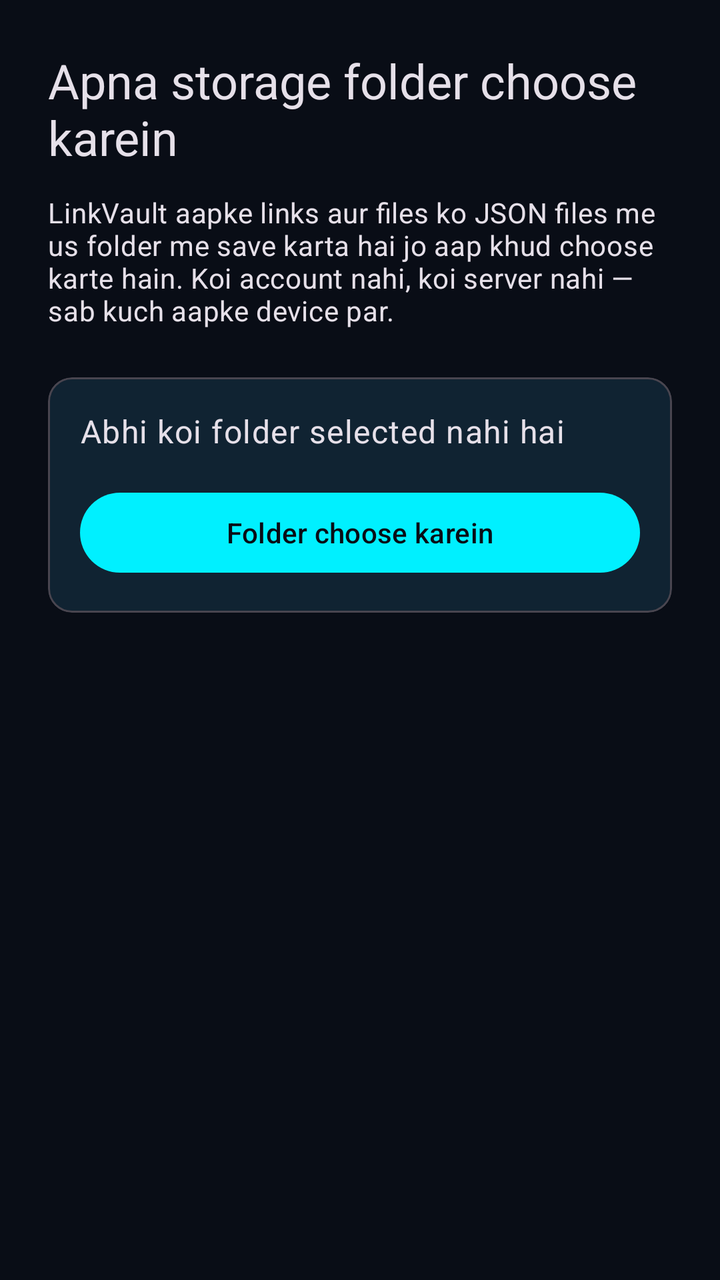
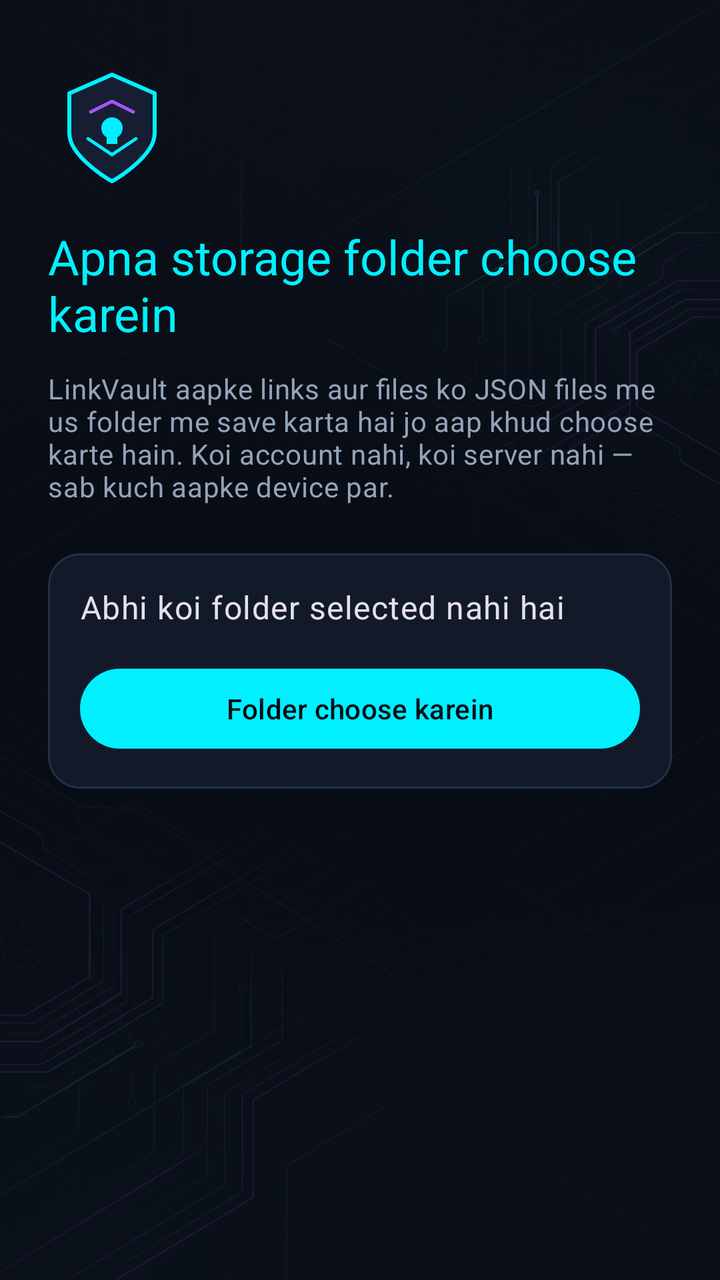

Two renders of the same Android screen: before a commit and after it. Below are the layout's source before the change and the commit's diff.
<!-- AndroidManifest.xml: application theme Theme.LinkVault -->
<!-- res/layout/fragment_onboarding.xml -->
<?xml version="1.0" encoding="utf-8"?>
<ScrollView xmlns:android="http://schemas.android.com/apk/res/android"
    xmlns:app="http://schemas.android.com/apk/res-auto"
    android:layout_width="match_parent"
    android:layout_height="match_parent"
    android:background="@color/cyber_bg"
    android:fillViewport="true">

    <LinearLayout
        android:layout_width="match_parent"
        android:layout_height="wrap_content"
        android:orientation="vertical"
        android:padding="24dp">

        <TextView
            android:layout_width="match_parent"
            android:layout_height="wrap_content"
            android:text="@string/onboarding_title"
            android:textAppearance="?attr/textAppearanceHeadlineSmall" />

        <TextView
            android:layout_width="match_parent"
            android:layout_height="wrap_content"
            android:layout_marginTop="12dp"
            android:text="@string/onboarding_body"
            android:textAppearance="?attr/textAppearanceBodyMedium" />

        <com.google.android.material.card.MaterialCardView
            android:layout_width="match_parent"
            android:layout_height="wrap_content"
            android:layout_marginTop="24dp"
            app:cardElevation="1dp"
            app:cardCornerRadius="12dp">

            <LinearLayout
                android:layout_width="match_parent"
                android:layout_height="wrap_content"
                android:orientation="vertical"
                android:padding="16dp">

                <TextView
                    android:id="@+id/statusText"
                    android:layout_width="match_parent"
                    android:layout_height="wrap_content"
                    android:text="@string/onboarding_status_none"
                    android:textAppearance="?attr/textAppearanceBodyLarge" />

                <com.google.android.material.button.MaterialButton
                    android:id="@+id/pickButton"
                    android:layout_width="match_parent"
                    android:layout_height="wrap_content"
                    android:layout_marginTop="16dp"
                    android:text="@string/onboarding_pick" />

            </LinearLayout>
        </com.google.android.material.card.MaterialCardView>

    </LinearLayout>
</ScrollView>
<!-- resources referenced by this layout -->
<resources>
  <color name="cyber_bg">#090D16</color>
  <string name="onboarding_body">LinkVault aapke links aur files ko JSON files me us folder me save karta hai jo aap khud choose karte hain. Koi account nahi, koi server nahi — sab kuch aapke device par.</string>
  <string name="onboarding_pick">Folder choose karein</string>
  <string name="onboarding_status_none">Abhi koi folder selected nahi hai</string>
  <string name="onboarding_title">Apna storage folder choose karein</string>
  <style name="Theme.LinkVault" parent="Theme.Material3.Dark.NoActionBar">
          <item name="colorPrimary">@color/cyber_cyan</item>
          <item name="colorOnPrimary">@color/cyber_bg</item>
          <item name="colorPrimaryContainer">@color/cyber_surface_elevated</item>
          <item name="colorOnPrimaryContainer">@color/cyber_text_primary</item>
          <item name="colorSecondary">@color/cyber_purple</item>
          <item name="colorOnSecondary">@color/cyber_bg</item>
          <item name="colorSurface">@color/cyber_surface</item>
          <item name="colorOnSurface">@color/cyber_text_primary</item>
          <item name="android:windowBackground">@color/cyber_bg</item>
          <item name="android:statusBarColor">@color/cyber_bg</item>
          <item name="android:navigationBarColor">@color/cyber_bg</item>
          <item name="android:windowLightStatusBar">false</item>
      </style>
  <color name="cyber_cyan">#00F0FF</color>
  <color name="cyber_surface_elevated">#172033</color>
  <color name="cyber_text_primary">#F8FAFC</color>
  <color name="cyber_purple">#A855F7</color>
  <color name="cyber_surface">#111827</color>
</resources>

<!-- the commit's change to res/layout/fragment_onboarding.xml (unified diff, before → after) -->
@@ -1,10 +1,24 @@
 <?xml version="1.0" encoding="utf-8"?>
-<ScrollView xmlns:android="http://schemas.android.com/apk/res/android"
+<FrameLayout xmlns:android="http://schemas.android.com/apk/res/android"
     xmlns:app="http://schemas.android.com/apk/res-auto"
     android:layout_width="match_parent"
     android:layout_height="match_parent"
-    android:background="@color/cyber_bg"
-    android:fillViewport="true">
+    android:background="@color/cyber_bg">
+
+    
+    <ImageView
+        android:layout_width="match_parent"
+        android:layout_height="match_parent"
+        android:src="@drawable/bg_cyber_vault"
+        android:scaleType="centerCrop"
+        android:alpha="0.22"
+        android:contentDescription="@null" />
+
+    <ScrollView
+        android:layout_width="match_parent"
+        android:layout_height="match_parent"
+        android:background="@android:color/transparent"
+        android:fillViewport="true">
 
     <LinearLayout
         android:layout_width="match_parent"
@@ -12,25 +26,38 @@
         android:orientation="vertical"
         android:padding="24dp">
 
+        <ImageView
+            android:layout_width="64dp"
+            android:layout_height="64dp"
+            android:layout_marginTop="8dp"
+            android:contentDescription="@null"
+            android:src="@drawable/ic_vault_logo" />
+
         <TextView
             android:layout_width="match_parent"
             android:layout_height="wrap_content"
+            android:layout_marginTop="16dp"
             android:text="@string/onboarding_title"
-            android:textAppearance="?attr/textAppearanceHeadlineSmall" />
+            android:textAppearance="?attr/textAppearanceHeadlineSmall"
+            android:textColor="@color/cyber_cyan" />
 
         <TextView
             android:layout_width="match_parent"
             android:layout_height="wrap_content"
             android:layout_marginTop="12dp"
             android:text="@string/onboarding_body"
-            android:textAppearance="?attr/textAppearanceBodyMedium" />
+            android:textAppearance="?attr/textAppearanceBodyMedium"
+            android:textColor="@color/cyber_text_secondary" />
 
         <com.google.android.material.card.MaterialCardView
             android:layout_width="match_parent"
             android:layout_height="wrap_content"
             android:layout_marginTop="24dp"
+            app:cardBackgroundColor="@color/cyber_surface_card"
             app:cardElevation="1dp"
-            app:cardCornerRadius="12dp">
+            app:cardCornerRadius="16dp"
+            app:strokeColor="@color/cyber_border"
+            app:strokeWidth="1dp">
 
             <LinearLayout
                 android:layout_width="match_parent"
@@ -56,4 +83,5 @@
         </com.google.android.material.card.MaterialCardView>
 
     </LinearLayout>
-</ScrollView>
+    </ScrollView>
+</FrameLayout>
<!-- resource entries referenced after the edit -->
@@ -1,6 +1,7 @@
 <!-- resources referenced by this layout -->
 <resources>
   <color name="cyber_bg">#090D16</color>
+  <color name="cyber_border">#23314D</color>
   <string name="onboarding_body">LinkVault aapke links aur files ko JSON files me us folder me save karta hai jo aap khud choose karte hain. Koi account nahi, koi server nahi — sab kuch aapke device par.</string>
   <string name="onboarding_pick">Folder choose karein</string>
   <string name="onboarding_status_none">Abhi koi folder selected nahi hai</string>
@@ -20,6 +21,41 @@
           <item name="android:windowLightStatusBar">false</item>
       </style>
   <color name="cyber_cyan">#00F0FF</color>
+  <color name="cyber_surface_card">#121A2A</color>
+  <color name="cyber_text_secondary">#94A3B8</color>
+  <!-- drawable bg_cyber_vault: jpg bitmap (drawable, 491930 bytes) -->
+  <!-- drawable ic_vault_logo (drawable) -->
+  <?xml version="1.0" encoding="utf-8"?>
+  <vector xmlns:android="http://schemas.android.com/apk/res/android"
+      android:width="48dp"
+      android:height="48dp"
+      android:viewportWidth="48"
+      android:viewportHeight="48">
+      
+      <path
+          android:fillColor="#151E32"
+          android:strokeColor="#00F0FF"
+          android:strokeWidth="1.5"
+          android:strokeLineJoin="round"
+          android:pathData="M24,4 L40,11 L40,26 C40,35 24,44 24,44 C24,44 8,35 8,26 L8,11 Z" />
+  
+      
+      <path
+          android:strokeColor="#A855F7"
+          android:strokeWidth="1.2"
+          android:strokeLineCap="round"
+          android:pathData="M16,18 L24,14 L32,18" />
+      <path
+          android:strokeColor="#00F0FF"
+          android:strokeWidth="1.2"
+          android:strokeLineCap="round"
+          android:pathData="M15,28 L24,34 L33,28" />
+  
+      
+      <path
+          android:fillColor="#00F0FF"
+          android:pathData="M24,20 C21.8,20 20,21.8 20,24 C20,25.5 20.8,26.8 22,27.5 L22,30 L26,30 L26,27.5 C27.2,26.8 28,25.5 28,24 C28,21.8 26.2,20 24,20 Z" />
+  </vector>
   <color name="cyber_surface_elevated">#172033</color>
   <color name="cyber_text_primary">#F8FAFC</color>
   <color name="cyber_purple">#A855F7</color>
